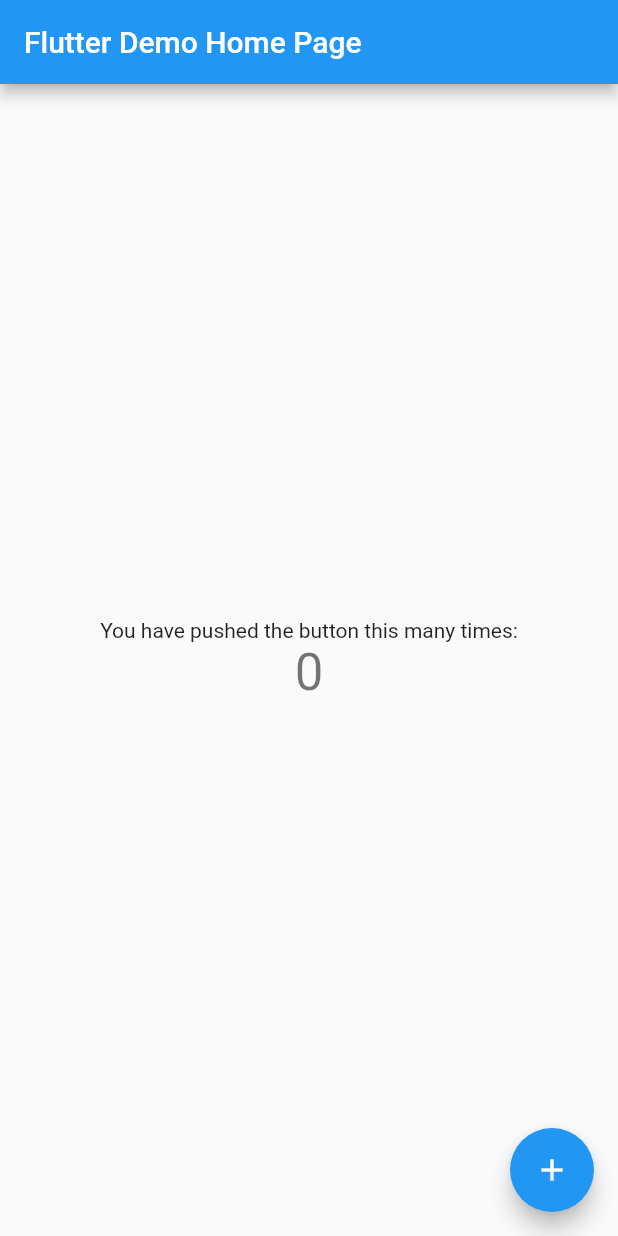
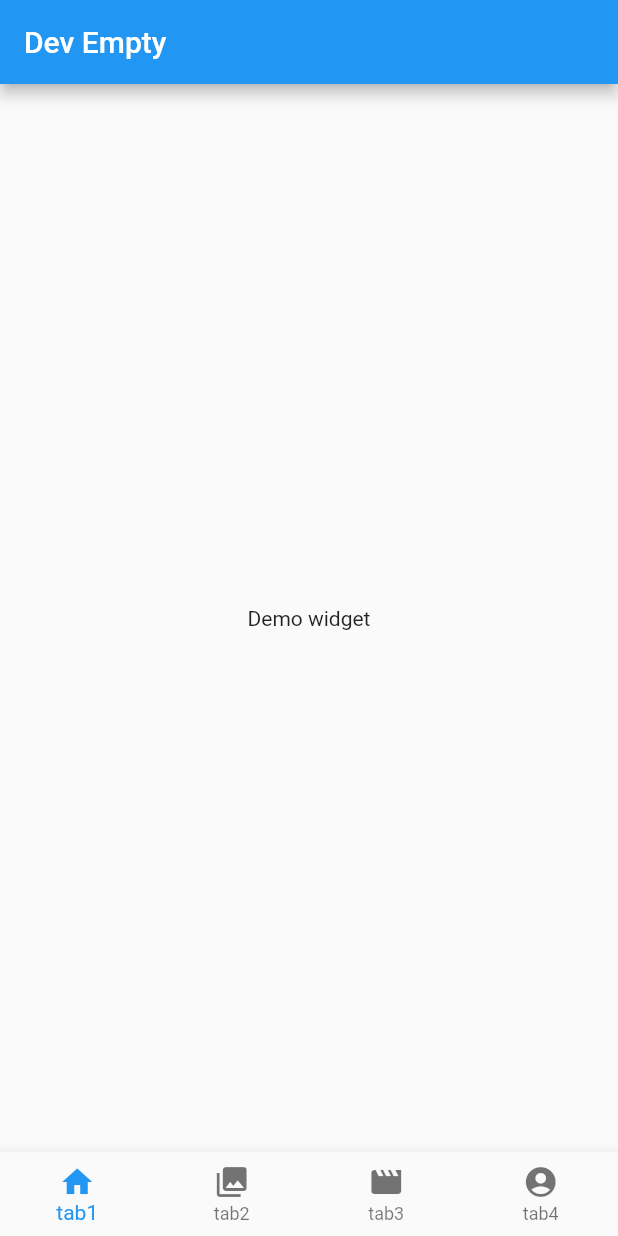
Before and after one commit to soleverlee/okapia-app, a Flutter app: the screen it shows after launch, on a phone screen of 412 x 824 dp. Run offline on Flutter 3.47's test engine with Material 2 defaults, Android fonts, the phone set to English and light mode, and no system bars; our stand-ins replace package_info.

Commit message:
搭建基础框架

```diff
--- /dev/null
+++ b/lib/base/app_bloc.dart
@@ -0,0 +1,22 @@
+import 'package:okapia_app/base/bloc_base.dart';
+
+
+/// 存放一些全局存储的数据
+
+class AppBloc implements BlocBase {
+
+  List<BlocBase> blocs = [];
+
+  AppBloc(){
+    /// 初始化工作
+  }
+
+  T find<T extends BlocBase>() {
+    return blocs.firstWhere((it)=>it is T);
+  }
+
+  @override
+  void dispose(){
+    blocs.forEach((it)=>it.dispose());
+  }
+}
--- /dev/null
+++ b/lib/developer/dev_count.dart
@@ -0,0 +1,109 @@
+import 'package:flutter/material.dart';
+
+class DevelopApp extends StatelessWidget {
+  // This widget is the root of your application.
+  @override
+  Widget build(BuildContext context) {
+    return MaterialApp(
+      title: 'Flutter Demo',
+      theme: ThemeData(
+        // This is the theme of your application.
+        //
+        // Try running your application with "flutter run". You'll see the
+        // application has a blue toolbar. Then, without quitting the app, try
+        // changing the primarySwatch below to Colors.green and then invoke
+        // "hot reload" (press "r" in the console where you ran "flutter run",
+        // or simply save your changes to "hot reload" in a Flutter IDE).
+        // Notice that the counter didn't reset back to zero; the application
+        // is not restarted.
+        primarySwatch: Colors.blue,
+      ),
+      home: DevCountPage(title: 'Flutter Demo Home Page'),
+    );
+  }
+}
+
+class DevCountPage extends StatefulWidget {
+  DevCountPage({Key key, this.title}) : super(key: key);
+
+  // This widget is the home page of your application. It is stateful, meaning
+  // that it has a State object (defined below) that contains fields that affect
+  // how it looks.
+
+  // This class is the configuration for the state. It holds the values (in this
+  // case the title) provided by the parent (in this case the App widget) and
+  // used by the build method of the State. Fields in a Widget subclass are
+  // always marked "final".
+
+  final String title;
+
+  @override
+  _DevCountPageState createState() => _DevCountPageState();
+}
+
+class _DevCountPageState extends State<DevCountPage> {
+  int _counter = 0;
+
+  void _incrementCounter() {
+    setState(() {
+      // This call to setState tells the Flutter framework that something has
+      // changed in this State, which causes it to rerun the build method below
+      // so that the display can reflect the updated values. If we changed
+      // _counter without calling setState(), then the build method would not be
+      // called again, and so nothing would appear to happen.
+      _counter++;
+    });
+  }
+
+  @override
+  Widget build(BuildContext context) {
+    // This method is rerun every time setState is called, for instance as done
+    // by the _incrementCounter method above.
+    //
+    // The Flutter framework has been optimized to make rerunning build methods
+    // fast, so that you can just rebuild anything that needs updating rather
+    // than having to individually change instances of widgets.
+    return Scaffold(
+      appBar: AppBar(
+        // Here we take the value from the MyHomePage object that was created by
+        // the App.build method, and use it to set our appbar title.
+        title: Text(widget.title),
+      ),
+      body: Center(
+        // Center is a layout widget. It takes a single child and positions it
+        // in the middle of the parent.
+        child: Column(
+          // Column is also layout widget. It takes a list of children and
+          // arranges them vertically. By default, it sizes itself to fit its
+          // children horizontally, and tries to be as tall as its parent.
+          //
+          // Invoke "debug painting" (press "p" in the console, choose the
+          // "Toggle Debug Paint" action from the Flutter Inspector in Android
+          // Studio, or the "Toggle Debug Paint" command in Visual Studio Code)
+          // to see the wireframe for each widget.
+          //
+          // Column has various properties to control how it sizes itself and
+          // how it positions its children. Here we use mainAxisAlignment to
+          // center the children vertically; the main axis here is the vertical
+          // axis because Columns are vertical (the cross axis would be
+          // horizontal).
+          mainAxisAlignment: MainAxisAlignment.center,
+          children: <Widget>[
+            Text(
+              'You have pushed the button this many times:',
+            ),
+            Text(
+              '$_counter',
+              style: Theme.of(context).textTheme.display1,
+            ),
+          ],
+        ),
+      ),
+      floatingActionButton: FloatingActionButton(
+        onPressed: _incrementCounter,
+        tooltip: 'Increment',
+        child: Icon(Icons.add),
+      ), // This trailing comma makes auto-formatting nicer for build methods.
+    );
+  }
+}
--- /dev/null
+++ b/lib/developer/dev_empty.dart
@@ -0,0 +1,15 @@
+import 'package:flutter/material.dart';
+
+class DevEmpty extends StatelessWidget {
+  final String title;
+
+  DevEmpty({this.title = "Dev Empty"});
+
+  @override
+  Widget build(BuildContext context) {
+    return Scaffold(
+      appBar: AppBar(title: Text(title)),
+      body: Center(child: Text("Demo widget")),
+    );
+  }
+}
--- a/lib/main.dart
+++ b/lib/main.dart
@@ -1,111 +1,34 @@
 import 'package:flutter/material.dart';
+import 'package:okapia_app/base/app_bloc.dart';
+import 'package:okapia_app/base/bloc_base.dart';
+import 'package:okapia_app/routers.dart';
 
-void main() => runApp(MyApp());
+void main() => runApp(MainApp());
 
-class MyApp extends StatelessWidget {
-  // This widget is the root of your application.
+class MainApp extends StatefulWidget {
   @override
-  Widget build(BuildContext context) {
-    return MaterialApp(
-      title: 'Flutter Demo',
-      theme: ThemeData(
-        // This is the theme of your application.
-        //
-        // Try running your application with "flutter run". You'll see the
-        // application has a blue toolbar. Then, without quitting the app, try
-        // changing the primarySwatch below to Colors.green and then invoke
-        // "hot reload" (press "r" in the console where you ran "flutter run",
-        // or simply save your changes to "hot reload" in a Flutter IDE).
-        // Notice that the counter didn't reset back to zero; the application
-        // is not restarted.
-        primarySwatch: Colors.blue,
-      ),
-      home: MyHomePage(title: 'Flutter Demo Home Page'),
-    );
-  }
+  State<StatefulWidget> createState() => _MainAppState();
 }
 
-class MyHomePage extends StatefulWidget {
-  MyHomePage({Key key, this.title}) : super(key: key);
-
-  // This widget is the home page of your application. It is stateful, meaning
-  // that it has a State object (defined below) that contains fields that affect
-  // how it looks.
-
-  // This class is the configuration for the state. It holds the values (in this
-  // case the title) provided by the parent (in this case the App widget) and
-  // used by the build method of the State. Fields in a Widget subclass are
-  // always marked "final".
-
-  final String title;
+class _MainAppState extends State<MainApp> {
+  AppBloc _appBloc;
 
   @override
-  _MyHomePageState createState() => _MyHomePageState();
-}
-
-class _MyHomePageState extends State<MyHomePage> {
-  int _counter = 0;
-
-  void _incrementCounter() {
-    setState(() {
-      // This call to setState tells the Flutter framework that something has
-      // changed in this State, which causes it to rerun the build method below
-      // so that the display can reflect the updated values. If we changed
-      // _counter without calling setState(), then the build method would not be
-      // called again, and so nothing would appear to happen.
-      _counter++;
-    });
+  void initState() {
+    super.initState();
+    _appBloc = AppBloc();
   }
 
   @override
   Widget build(BuildContext context) {
-    // This method is rerun every time setState is called, for instance as done
-    // by the _incrementCounter method above.
-    //
-    // The Flutter framework has been optimized to make rerunning build methods
-    // fast, so that you can just rebuild anything that needs updating rather
-    // than having to individually change instances of widgets.
-    return Scaffold(
-      appBar: AppBar(
-        // Here we take the value from the MyHomePage object that was created by
-        // the App.build method, and use it to set our appbar title.
-        title: Text(widget.title),
-      ),
-      body: Center(
-        // Center is a layout widget. It takes a single child and positions it
-        // in the middle of the parent.
-        child: Column(
-          // Column is also layout widget. It takes a list of children and
-          // arranges them vertically. By default, it sizes itself to fit its
-          // children horizontally, and tries to be as tall as its parent.
-          //
-          // Invoke "debug painting" (press "p" in the console, choose the
-          // "Toggle Debug Paint" action from the Flutter Inspector in Android
-          // Studio, or the "Toggle Debug Paint" command in Visual Studio Code)
-          // to see the wireframe for each widget.
-          //
-          // Column has various properties to control how it sizes itself and
-          // how it positions its children. Here we use mainAxisAlignment to
-          // center the children vertically; the main axis here is the vertical
-          // axis because Columns are vertical (the cross axis would be
-          // horizontal).
-          mainAxisAlignment: MainAxisAlignment.center,
-          children: <Widget>[
-            Text(
-              'You have pushed the button this many times:',
-            ),
-            Text(
-              '$_counter',
-              style: Theme.of(context).textTheme.display1,
-            ),
-          ],
-        ),
-      ),
-      floatingActionButton: FloatingActionButton(
-        onPressed: _incrementCounter,
-        tooltip: 'Increment',
-        child: Icon(Icons.add),
-      ), // This trailing comma makes auto-formatting nicer for build methods.
-    );
+    return BlocProvider<AppBloc>(
+        bloc: _appBloc,
+        child: Container(
+          child: MaterialApp(
+            title: "Okapia",
+            home: Routers.homeBuilder(context),
+            routes: Routers.routerMap,
+          ),
+        ));
   }
 }
--- /dev/null
+++ b/lib/pages/home.dart
@@ -0,0 +1,67 @@
+import 'package:flutter/material.dart';
+import 'package:okapia_app/developer/dev_count.dart';
+import 'package:okapia_app/developer/dev_empty.dart';
+
+class HomePage extends StatefulWidget {
+  @override
+  State<StatefulWidget> createState() => _HomeExPageState();
+}
+
+class _HomeExPageState extends State<HomePage> {
+  static final int _initialIndex = 0;
+  var _currentIndex = _initialIndex;
+  var _pageController = PageController(initialPage: _initialIndex);
+  var _pages = [
+    DevEmpty(),
+    DevEmpty(),
+    DevEmpty(),
+    DevCountPage(title: "test")
+  ];
+
+  void _pageChange(int index){
+    setState(() {
+      if(_currentIndex != index){
+        _currentIndex = index;
+      }
+    });
+  }
+
+  @override
+  Widget build(BuildContext context) {
+    return Scaffold(
+      body: PageView.builder(
+        itemBuilder: (context,index) {
+          return _pages[index];
+        },
+        controller: _pageController,
+        itemCount: _pages.length,
+        onPageChanged: (int index) {
+          _pageChange(index);
+        },
+        physics: NeverScrollableScrollPhysics(),
+      ),
+      bottomNavigationBar: BottomNavigationBar(
+        items: <BottomNavigationBarItem>[
+          BottomNavigationBarItem(
+              icon: Icon(Icons.home),
+              title: Text("tab1")),
+          BottomNavigationBarItem(
+              icon: Icon(Icons.collections),
+              title:Text("tab2")),
+          BottomNavigationBarItem(
+              icon: Icon(Icons.movie),
+              title: Text("tab3")),
+          BottomNavigationBarItem(
+              icon: Icon(Icons.account_circle),
+              title: Text("tab4")),
+        ],
+        type: BottomNavigationBarType.fixed,
+        currentIndex: _currentIndex,
+        onTap: (index) {
+          _pageChange(index);
+          _pageController.jumpToPage(index);
+        },
+      ),
+    );
+  }
+}
--- /dev/null
+++ b/lib/routers.dart
@@ -0,0 +1,19 @@
+
+import 'package:flutter/material.dart';
+import 'package:okapia_app/developer/dev_count.dart';
+import 'package:okapia_app/pages/home.dart';
+
+class Routers {
+  static final homeBuilder = (BuildContext context)=> HomePage();
+
+  static var routerMap = <String, WidgetBuilder>{
+    "/develop" : (BuildContext context) => DevelopApp()
+  };
+
+
+  static void jumpToDevPage(BuildContext context) =>
+      Navigator.of(context).pushNamed("/develop");
+
+  static void jumpToDevPageWithParam(BuildContext context, int count)=>
+      Navigator.of(context).push(MaterialPageRoute(builder: (context) => DevelopApp()));
+}
```
Also changed, not shown: lib/base/bloc_base.dart (added, +54 -0 lines), lib/common/log_utils.dart (added, +12 -0 lines), lib/env.dart (added, +64 -0 lines), pubspec.yaml (+17 -1 lines), 6 other files.
